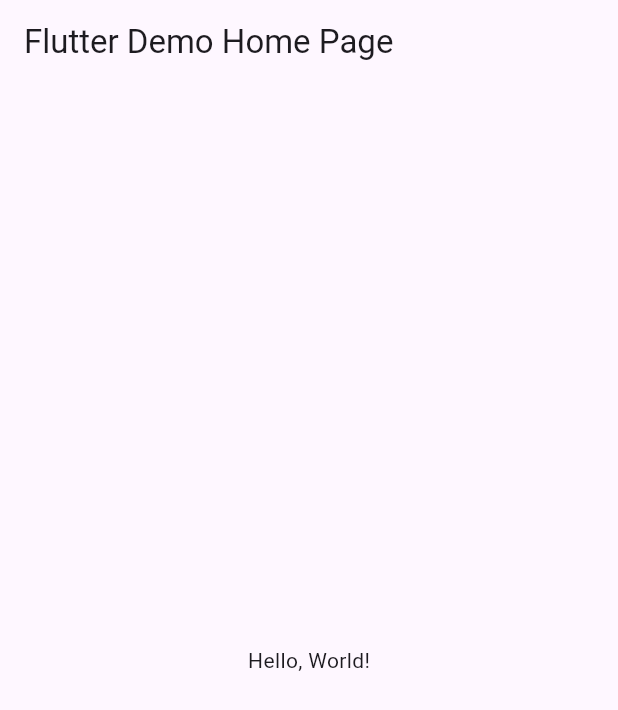
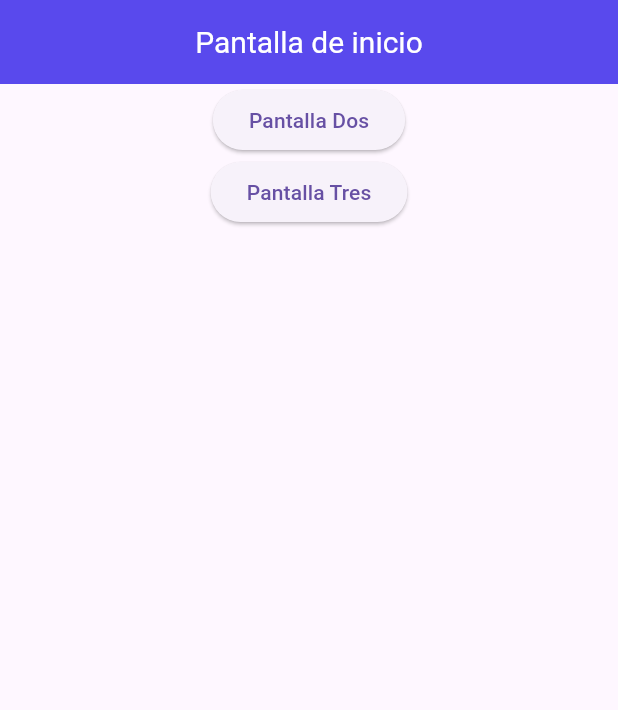
Before and after one commit to OctavioOz/pantallas_6_i, a Flutter app: the screen it shows after launch, on a phone screen of 412 x 824 dp. Shown: the top 710 px of the screen. Run offline on Flutter 3.47's test engine with Material 3 defaults, Android fonts, the phone set to English and light mode, and no system bars.

Commit message:
ahora si

```diff
--- a/lib/main.dart
+++ b/lib/main.dart
@@ -1,43 +1,24 @@
 import 'package:flutter/material.dart';
+import 'package:ozaetarutas/pagina_inicial.dart';
+import 'package:ozaetarutas/pagina2.dart';
+import 'package:ozaetarutas/pagina3.dart';
 
-void main() => runApp(MyApp());
+void main() => runApp(MisRutas());
 
-class MyApp extends StatelessWidget {
-  const MyApp({super.key});
-  // This widget is the root of your application.
+class MisRutas extends StatelessWidget {
+  const MisRutas({Key? key}) : super(key: key);
+
   @override
   Widget build(BuildContext context) {
     return MaterialApp(
-      // Application name
-      title: 'Flutter Hello World',
-      // Application theme data, you can set the colors for the application as
-      // you want
-      theme: ThemeData(
-        // useMaterial3: false,
-        primarySwatch: Colors.blue,
-      ),
-      // A widget which will be started on application startup
-      home: MyHomePage(title: 'Flutter Demo Home Page'),
+      debugShowCheckedModeBanner: false,
+      title: 'Named Routes Demo',
+      initialRoute: '/pantalla1', // Cambiamos el initial route
+      routes: {
+        '/pantalla1': (context) => const PantallaUno(),
+        '/pantalla2': (context) => const PantallaDos(),
+        '/pantalla3': (context) => const PantallaTres(),
+      },
     );
   }
 }
-
-class MyHomePage extends StatelessWidget {
-  final String title;
-  const MyHomePage({super.key, required this.title});
-
-  @override
-  Widget build(BuildContext context) {
-    return Scaffold(
-      appBar: AppBar(
-        // The title text which will be shown on the action bar
-        title: Text(title),
-      ),
-      body: Center(
-        child: Text(
-          'Hello, World!',
-        ),
-      ),
-    );
-  }
-}
--- /dev/null
+++ b/lib/pagina_inicial.dart
@@ -0,0 +1,42 @@
+import 'package:flutter/material.dart';
+// ignore: unused_import
+import 'package:ozaetarutas/pagina_inicial.dart';
+
+class PantallaUno extends StatelessWidget {
+  const PantallaUno({Key? key}) : super(key: key);
+
+  @override
+  Widget build(BuildContext context) {
+    return Scaffold(
+      appBar: AppBar(
+        backgroundColor: Color(0xff5949ed),
+        title: const Text(
+          'Pantalla de inicio',
+          style: TextStyle(
+            color: Colors.white,
+            fontSize: 20.0,
+          ),
+        ),
+        centerTitle: true,
+      ), // Usamos MiAppBar
+      body: Column(
+        children: [
+          Center(
+              child: ElevatedButton(
+            onPressed: () {
+              Navigator.pushNamed(context, '/pantalla2');
+            },
+            child: const Text('Pantalla Dos'),
+          )),
+          Center(
+              child: ElevatedButton(
+            onPressed: () {
+              Navigator.pushNamed(context, '/pantalla3');
+            },
+            child: const Text('Pantalla Tres'),
+          )),
+        ],
+      ),
+    );
+  }
+}
```
Also changed, not shown: lib/pagina2.dart (added, +33 -0 lines), lib/pagina3.dart (added, +33 -0 lines).
